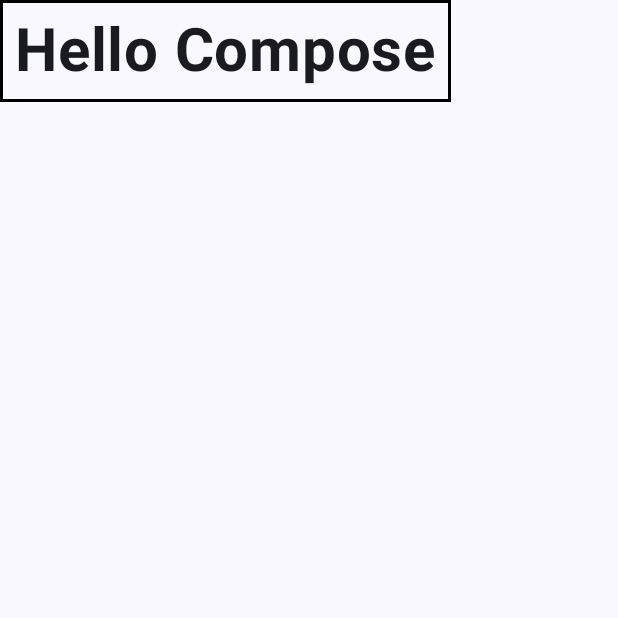
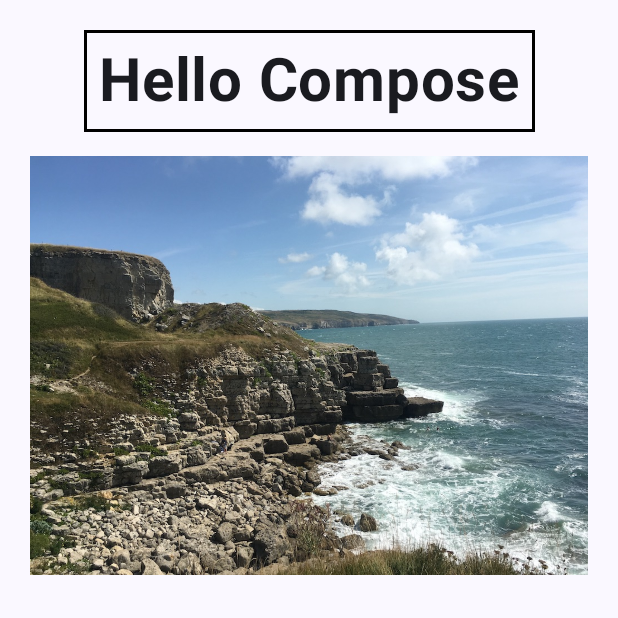
Before and after one commit to A1exanderKol/ModifierDemo, an Android app built with Jetpack Compose: the screen it shows after launch (MainActivity), on a phone screen of 412 x 824 dp, the top half of it. Run offline under Robolectric (Android 15) with nearby library versions, the phone set to English and light mode, and no system bars.

Commit message:
add CustomImage

```diff
--- a/app/src/main/java/com/example/modifierdemo/MainActivity.kt
+++ b/app/src/main/java/com/example/modifierdemo/MainActivity.kt
@@ -4,14 +4,21 @@ import android.os.Bundle
 import androidx.activity.ComponentActivity
 import androidx.activity.compose.setContent
 import androidx.activity.enableEdgeToEdge
+import androidx.compose.foundation.Image
 import androidx.compose.foundation.border
+import androidx.compose.foundation.layout.Arrangement
+import androidx.compose.foundation.layout.Column
+import androidx.compose.foundation.layout.Spacer
 import androidx.compose.foundation.layout.fillMaxSize
+import androidx.compose.foundation.layout.height
 import androidx.compose.foundation.layout.padding
 import androidx.compose.material3.Scaffold
 import androidx.compose.material3.Text
 import androidx.compose.runtime.Composable
+import androidx.compose.ui.Alignment
 import androidx.compose.ui.Modifier
 import androidx.compose.ui.graphics.Color
+import androidx.compose.ui.res.painterResource
 import androidx.compose.ui.text.font.FontWeight
 import androidx.compose.ui.tooling.preview.Preview
 import androidx.compose.ui.unit.dp
@@ -38,11 +45,30 @@ fun DemoScreen(modifier: Modifier = Modifier) {
         .border(width = 2.dp, color = Color.Black)
         .padding(all = 10.dp)
 
-    Text(
-        "Hello Compose",
-        mymodifier,
-        fontSize = 40.sp,
-        fontWeight = FontWeight.Bold
+
+    Column (
+        Modifier.padding(20.dp),
+        horizontalAlignment = Alignment.CenterHorizontally,
+        verticalArrangement = Arrangement.Center
+    ) {
+
+        Text(
+            "Hello Compose",
+            mymodifier,
+            fontSize = 40.sp,
+            fontWeight = FontWeight.Bold
+        )
+        Spacer(Modifier.height(16.dp))
+        CustomImage(R.drawable.vacation)
+    }
+}
+
+@Composable
+fun CustomImage(image: Int, modifier: Modifier= Modifier) {
+    Image(
+        painter = painterResource(image),
+        contentDescription = null,
+        modifier
     )
 }
 
```
Also changed, not shown: app/src/main/res/drawable/vacation.jpg (added).
